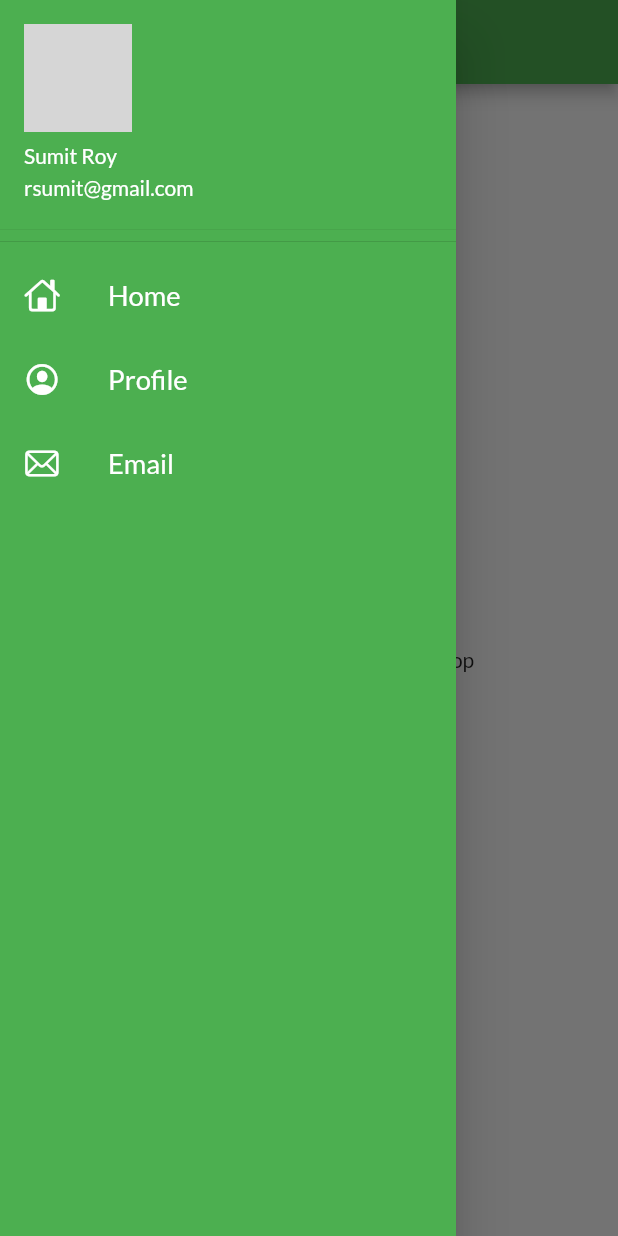
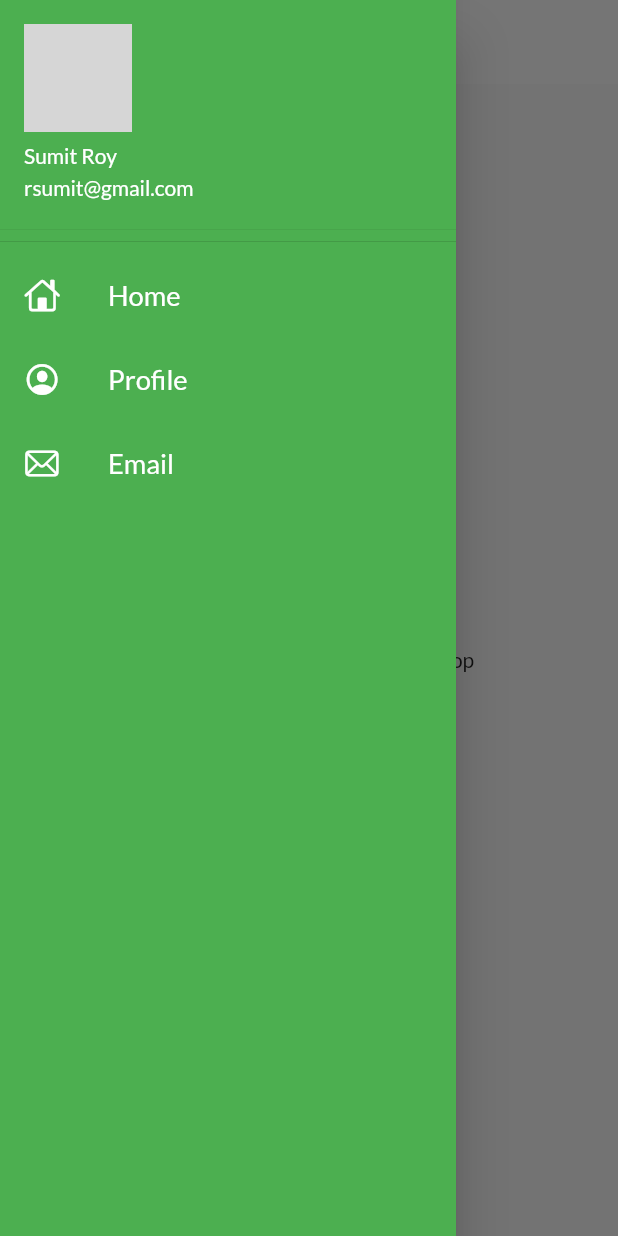
Before and after one commit to Sumitroy12/Flutter, a Flutter app: the screen it shows after launch, with the side drawer open, on a phone screen of 412 x 824 dp. Run offline on Flutter 3.47's test engine with Material 2 defaults, Android fonts, the phone set to English and light mode, and no system bars; our stand-ins replace google_fonts; network calls fail; grey boxes are pictures that could not be loaded.

Commit message:
changed the app bar color and shifted the properties to base theme

```diff
--- a/rcm_app/lib/main.dart
+++ b/rcm_app/lib/main.dart
@@ -16,10 +16,21 @@ class MyApp extends StatelessWidget {
     return MaterialApp(
       themeMode: ThemeMode.light,
       theme: ThemeData(
-        primarySwatch: Colors.green,
-        fontFamily: GoogleFonts.lato().fontFamily,
-        // primaryTextTheme: GoogleFonts.latoTextTheme()
-      ),
+          primarySwatch: Colors.green,
+          fontFamily: GoogleFonts.lato().fontFamily,
+          appBarTheme: AppBarTheme(
+            color: Colors.white,
+            elevation: 0.0,
+            iconTheme: IconThemeData(color: Colors.black),
+            // textTheme: ,    this text theme is deprecated now it is not used.
+            titleTextStyle: TextStyle(
+              color: Colors.black,
+              fontSize: 20,
+            ),
+          )
+
+          // primaryTextTheme: GoogleFonts.latoTextTheme()
+          ),
       debugShowCheckedModeBanner: false,
       darkTheme: ThemeData(brightness: Brightness.dark),
       initialRoute: MyRoutes.homeRoute,
--- a/rcm_app/lib/widgets/drawer.dart
+++ b/rcm_app/lib/widgets/drawer.dart
@@ -8,6 +8,8 @@ class MyDrawer extends StatelessWidget {
   Widget build(BuildContext context) {
     var imageUrl =
         "https://lh3.googleusercontent.com/-WQjWp_czNd4/AAAAAAAAAAI/AAAAAAAAAAA/AMZuucnWGoNCevwr_OD7LHBsUIVdbEgy5A/photo.jpg?sz=70";
+    var imageUrl1 =
+        "https://www.rcmbusiness.com/DefaultCaptcha/Generate?t=99491489500741d8bc7bf739fcc4677d&_multiple_=0";
     return Drawer(
       child: Container(
         color: Colors.green,
@@ -22,6 +24,7 @@ class MyDrawer extends StatelessWidget {
                     accountEmail: Text("rsumit@gmail.com"),
                     currentAccountPicture: CircleAvatar(
                       backgroundImage: NetworkImage(imageUrl),
+                      // backgroundImage: NetworkImage(imageUrl1),
                     )
                     // Image.network(imageUrl),  this gives image directly but if we want circular image see the uncommented code
                     )),
```
